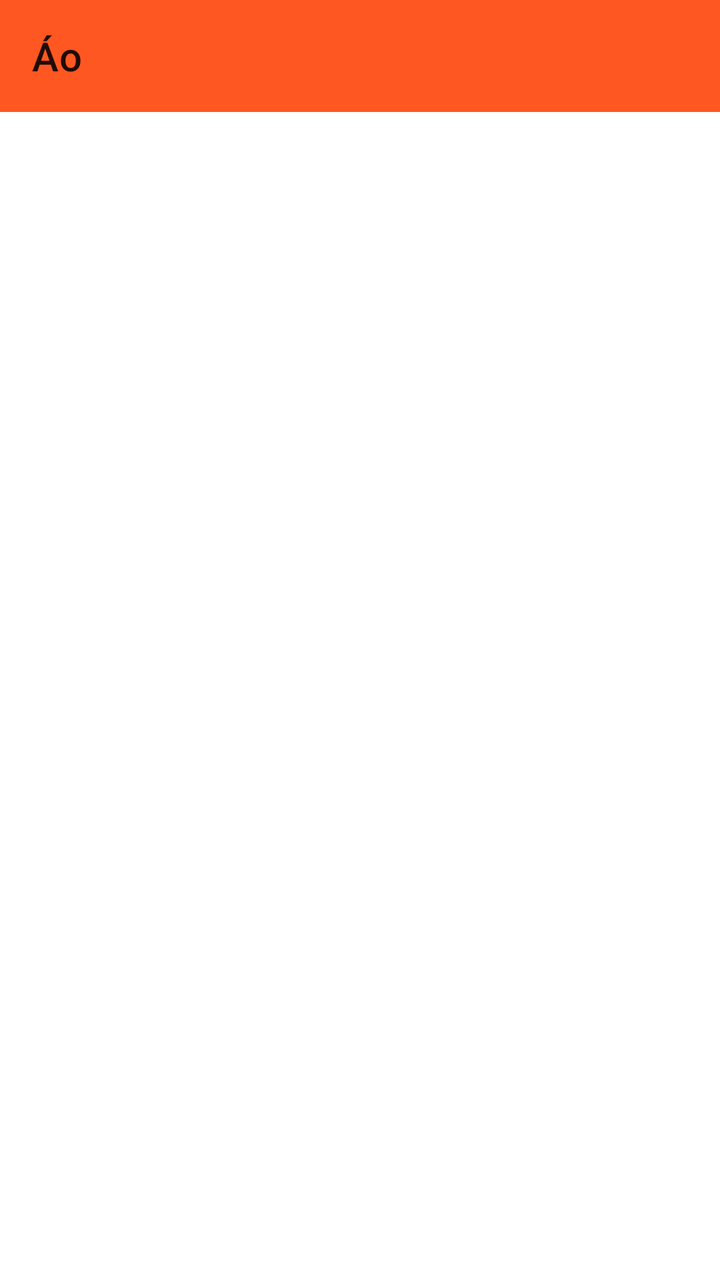
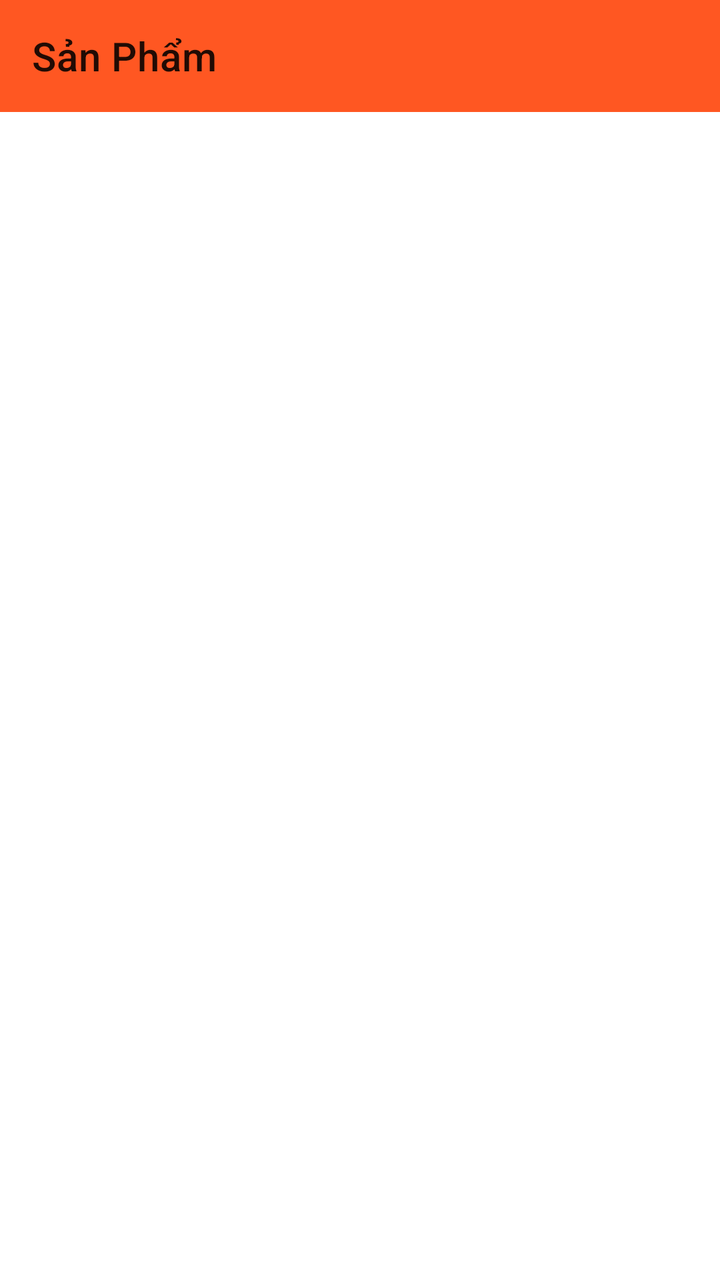

Two renders of the same Android screen: before a commit and after it. Below are the layout's source before the change and the commit's diff.
<!-- AndroidManifest.xml: application theme Theme.FashionShopApp -->
<!-- res/layout/activity_ao.xml -->
<?xml version="1.0" encoding="utf-8"?>
<androidx.constraintlayout.widget.ConstraintLayout
    xmlns:android="http://schemas.android.com/apk/res/android"
    xmlns:app="http://schemas.android.com/apk/res-auto"
    xmlns:tools="http://schemas.android.com/tools"
    android:id="@+id/main"
    android:layout_width="match_parent"
    android:layout_height="match_parent"
    android:fitsSystemWindows="true"
    tools:context=".activity.AoActivity">
    <androidx.appcompat.widget.Toolbar
        android:id="@+id/toobar"
        app:title="Áo"
        android:background="#FF5722"
        app:layout_constraintTop_toTopOf="parent"
        android:layout_width="match_parent"
        android:layout_height="?attr/actionBarSize">
    </androidx.appcompat.widget.Toolbar>
    <androidx.recyclerview.widget.RecyclerView
        android:id="@+id/recycleview_ao"
        android:layout_marginTop="5dp"
        android:layout_marginStart="5dp"
        android:layout_marginEnd="5dp"

        app:layout_constraintTop_toBottomOf="@+id/toobar"
        app:layout_constraintBottom_toBottomOf="parent"
        android:layout_width="match_parent"
        android:layout_height="0dp">

    </androidx.recyclerview.widget.RecyclerView>

</androidx.constraintlayout.widget.ConstraintLayout>
<!-- resources referenced by this layout -->
<resources>
  <style name="Theme.FashionShopApp" parent="Base.Theme.FashionShopApp" />
  <style name="Base.Theme.FashionShopApp" parent="Theme.MaterialComponents.DayNight.NoActionBar">
          
          
          <item name="colorPrimary">@color/purple_500</item>
          <item name="colorPrimaryVariant">@color/purple_700</item>
          <item name="colorOnPrimary">@color/white</item>
  
          
          <item name="colorSecondary">@color/teal_200</item>
          <item name="colorSecondaryVariant">@color/teal_700</item>
          <item name="colorOnSecondary">@color/black</item>
  
          
          <item name="android:statusBarColor" tools:targetApi="l">?attr/colorPrimaryVariant</item>
  
          
          
  
      </style>
  <color name="purple_500">#FF6200EE</color>
  <color name="purple_700">#FF3700B3</color>
  <color name="white">#FFFFFFFF</color>
  <color name="teal_200">#FF03DAC5</color>
  <color name="teal_700">#FF018786</color>
  <color name="black">#FF000000</color>
</resources>

<!-- the commit's change to res/layout/activity_ao.xml (unified diff, before → after) -->
@@ -7,10 +7,10 @@
     android:layout_width="match_parent"
     android:layout_height="match_parent"
     android:fitsSystemWindows="true"
-    tools:context=".activity.AoActivity">
+    tools:context=".activity.LoadMoreSpActivity">
     <androidx.appcompat.widget.Toolbar
         android:id="@+id/toobar"
-        app:title="Áo"
+        app:title="Sản Phẩm"
         android:background="#FF5722"
         app:layout_constraintTop_toTopOf="parent"
         android:layout_width="match_parent"
